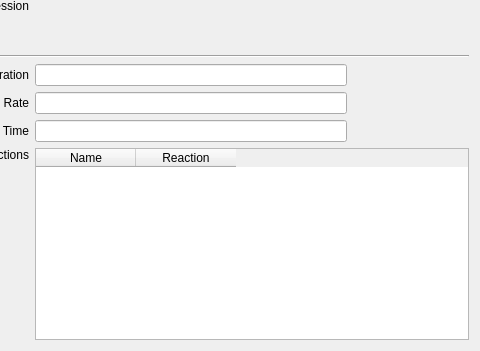
This is copasi/UI/CQSpeciesDetail.ui in copasi/COPASI as Qt 5 draws it before an edit; both pictures show x 96 to 576 and y 152 to 503 of the 576 by 503 pixel window. The edited form follows.
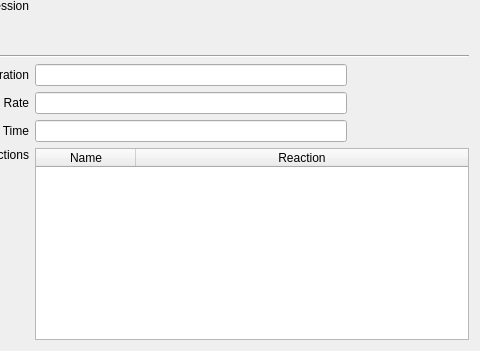
This is the edited form. Custom widgets are drawn as their Qt base class.

Commit message: Fixed Bug 2177. The reaction now takes all available space when the widget resized.

The edit to the form file:
```diff
--- a/copasi/UI/CQSpeciesDetail.ui
+++ b/copasi/UI/CQSpeciesDetail.ui
@@ -325,6 +325,9 @@
    </item>
    <item row="9" column="1" colspan="2">
     <widget class="QTableWidget" name="mpReactionTable">
+     <property name="alternatingRowColors">
+      <bool>true</bool>
+     </property>
      <property name="selectionBehavior">
       <enum>QAbstractItemView::SelectRows</enum>
      </property>
@@ -334,9 +337,15 @@
      <property name="showGrid">
       <bool>false</bool>
      </property>
+     <property name="sortingEnabled">
+      <bool>true</bool>
+     </property>
      <property name="columnCount">
       <number>2</number>
      </property>
+     <attribute name="horizontalHeaderStretchLastSection">
+      <bool>true</bool>
+     </attribute>
      <column>
       <property name="text">
        <string>Name</string>
```
Left out of the diff: 4 changed lines with no effect on the pictures.
